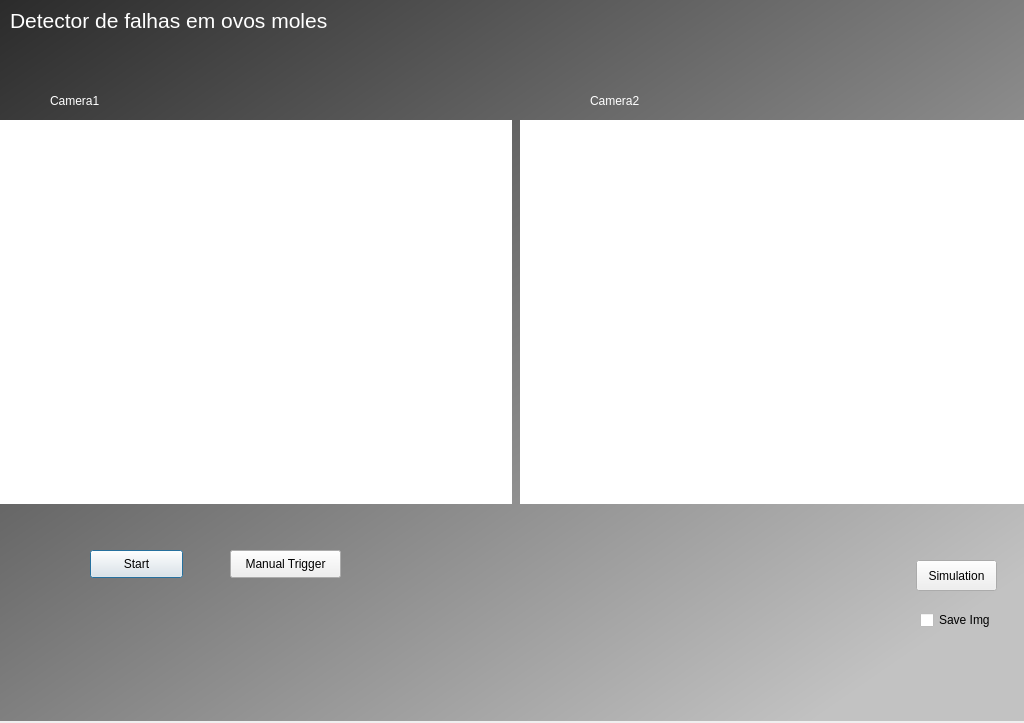
The window that PrincipalScreen.ui (rigoletiny/ovos_moles_gui) describes before a commit, drawn with Qt 5.
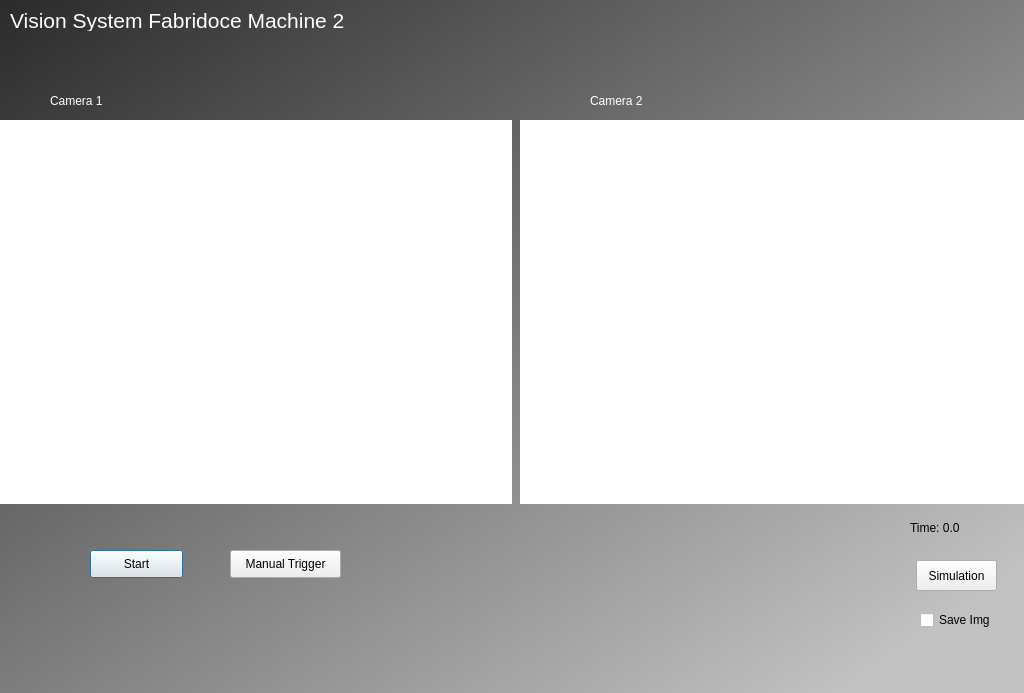
The same window after the commit.

Commit message: fixing issues, updating guis

Patch:
```diff
--- a/PrincipalScreen.ui
+++ b/PrincipalScreen.ui
@@ -7,7 +7,7 @@
     <x>0</x>
     <y>0</y>
     <width>1024</width>
-    <height>723</height>
+    <height>693</height>
    </rect>
   </property>
   <property name="windowTitle">
@@ -19,7 +19,7 @@
      <x>0</x>
      <y>0</y>
      <width>1024</width>
-     <height>721</height>
+     <height>715</height>
     </rect>
    </property>
    <property name="styleSheet">
@@ -52,7 +52,7 @@
 color: rgb(255, 255, 255);</string>
     </property>
     <property name="text">
-     <string>Detector de falhas em ovos moles</string>
+     <string>Vision System Fabridoce Machine 2</string>
     </property>
    </widget>
    <widget class="QLabel" name="label_cam1">
@@ -69,7 +69,7 @@
 color: rgb(255, 255, 255);</string>
     </property>
     <property name="text">
-     <string>Camera1</string>
+     <string>Camera 1</string>
     </property>
    </widget>
    <widget class="QLabel" name="label_cam2">
@@ -86,7 +86,7 @@
 font: 16pt &quot;MS Shell Dlg 2&quot;;</string>
     </property>
     <property name="text">
-     <string>Camera2</string>
+     <string>Camera 2</string>
     </property>
    </widget>
    <widget class="QPushButton" name="start_button">
@@ -176,6 +176,19 @@
      <bool>false</bool>
     </property>
    </widget>
+   <widget class="QLabel" name="timelabel">
+    <property name="geometry">
+     <rect>
+      <x>910</x>
+      <y>520</y>
+      <width>81</width>
+      <height>16</height>
+     </rect>
+    </property>
+    <property name="text">
+     <string>Time: 0.0</string>
+    </property>
+   </widget>
   </widget>
  </widget>
  <resources/>
```
The commit also changes 2 other files.
